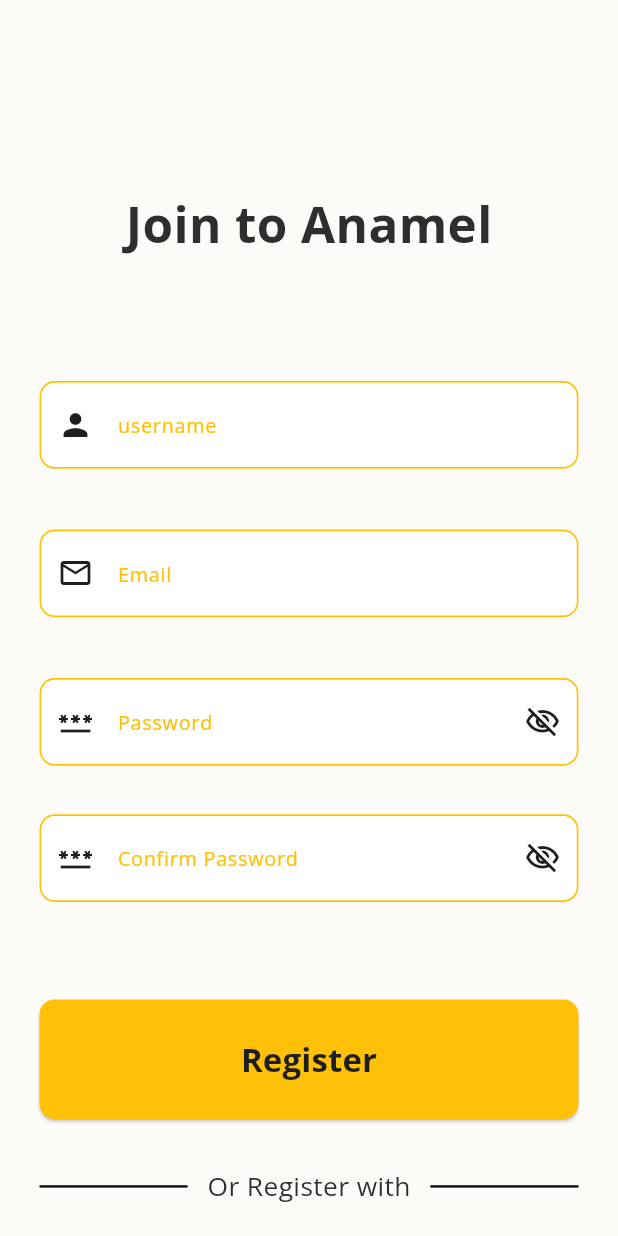
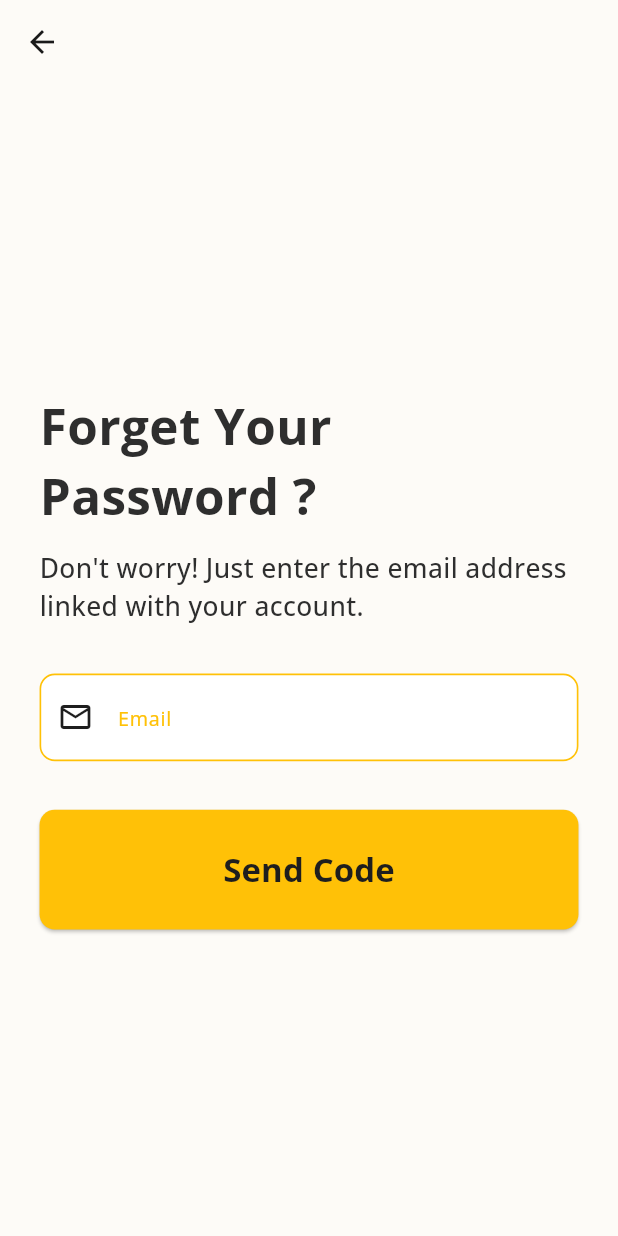
Before and after one commit to waleedadel222/Anamel, a Flutter app: the screen it shows after launch, on a phone screen of 412 x 824 dp. Run offline on Flutter 3.47's test engine with Material 3 defaults, Android fonts, the phone set to English and light mode, and no system bars; our stand-ins replace flutter_screenutil, flutter_svg, flutter_svg_provider, go_router, pin_code_fields, shared_preferences.

Commit message:
designing verify, forget and new password

```diff
--- a/lib/core/const/app_const.dart
+++ b/lib/core/const/app_const.dart
@@ -1,5 +1,5 @@
 class AppConst {
-  static String mode = "light";
+  static String mode = "light"; // values are light and dark
 
   static bool isValidEmail(String email) {
     const pattern =
--- a/lib/core/routes/app_routing.dart
+++ b/lib/core/routes/app_routing.dart
@@ -4,7 +4,7 @@ class AppRouting {
   static const String register = '/register';
   static const String otpVerification = '/otp_verification';
   static const String forgotPassword = '/forgot_password';
-  static const String resetPassword = '/reset_password';
+  static const String createNewPassword = '/create_new_password';
   static const String settings = '/settings';
 
 
--- a/lib/core/routes/go_router_generator.dart
+++ b/lib/core/routes/go_router_generator.dart
@@ -1,8 +1,11 @@
+import 'package:anamel/screens/auth/forget_password/create_new_password.dart';
 import 'package:anamel/screens/auth/login/login_screen.dart';
 import 'package:anamel/screens/auth/register/register_screen.dart';
 import 'package:anamel/screens/splash_screen.dart';
 import 'package:flutter/material.dart';
 import 'package:go_router/go_router.dart';
+import '../../screens/auth/forget_password/forget_password_screen.dart';
+import '../../screens/auth/verify/opt_verify.dart';
 import '../../screens/settings/app_settings_screen.dart';
 import 'app_routing.dart';
 
@@ -38,8 +41,23 @@ class GoRouterGenerator {
       GoRoute(
         name: AppRouting.forgotPassword,
         path: AppRouting.forgotPassword,
-        builder: (context, state) => const SplashScreen(),
+        builder: (context, state) => const ForgetPasswordScreen(),
       ),
+
+      // New Password screen
+      GoRoute(
+        name: AppRouting.createNewPassword,
+        path: AppRouting.createNewPassword,
+        builder: (context, state) => const CreateNewPassword(),
+      ),
+
+      // OptVerify screen
+      GoRoute(
+        name: AppRouting.otpVerification,
+        path: AppRouting.otpVerification,
+        builder: (context, state) => const OptVerify(),
+      ),
+
 
       // home screen
       GoRoute(
--- a/lib/core/styling/app_styles.dart
+++ b/lib/core/styling/app_styles.dart
@@ -15,4 +15,31 @@ class AppStyles {
     fontSize: 16.sp,
     fontWeight: FontWeight.w500,
   );
+
+  //-------- rich text
+  static TextStyle richTextStyle = TextStyle(
+    fontFamily: AppFonts.primaryFont,
+    fontSize: 14.sp,
+    fontWeight: FontWeight.w600,
+  );
+
+  //----------splash screen ----------
+
+  static TextStyle logoTitleStyle = TextStyle(
+    fontFamily: AppFonts.primaryFont,
+    fontSize: 24.sp,
+    fontWeight: FontWeight.bold,
+  );
+  static TextStyle logoSubtitleStyle = TextStyle(
+    fontFamily: AppFonts.primaryFont,
+    fontSize: 16.sp,
+    fontWeight: FontWeight.bold,
+  );
+
+  //-------- pin code
+  static TextStyle pinCodeStyle = TextStyle(
+    fontFamily: AppFonts.primaryFont,
+    fontSize: 22.sp,
+    fontWeight: FontWeight.bold,
+  );
 }
--- /dev/null
+++ b/lib/screens/auth/forget_password/forget_password_screen.dart
@@ -0,0 +1,107 @@
+import 'package:flutter/material.dart';
+import 'package:flutter_screenutil/flutter_screenutil.dart';
+import 'package:go_router/go_router.dart';
+
+import '../../../core/common_widgets/MainElevatedButton.dart';
+import '../../../core/common_widgets/TextFormFieldWidget.dart';
+import '../../../core/const/app_const.dart';
+import '../../../core/routes/app_routing.dart';
+import '../../../core/styling/app_styles.dart';
+
+class ForgetPasswordScreen extends StatefulWidget {
+  const ForgetPasswordScreen({super.key});
+
+  @override
+  State<ForgetPasswordScreen> createState() => _ForgetPasswordScreenState();
+}
+
+class _ForgetPasswordScreenState extends State<ForgetPasswordScreen> {
+  @override
+  Widget build(BuildContext context) {
+    final forgetFormKey = GlobalKey<FormState>();
+
+    final TextEditingController emailController = TextEditingController();
+
+    return Scaffold(
+      appBar: AppBar(
+        backgroundColor: Colors.transparent,
+        leading: IconButton(
+          icon: Icon(Icons.arrow_back),
+          onPressed: () {
+            GoRouter.of(context).pushReplacementNamed(AppRouting.login);
+          },
+        ),
+      ),
+
+      body: Form(
+        key: forgetFormKey,
+        autovalidateMode: AutovalidateMode.onUnfocus,
+        child: Padding(
+          padding: EdgeInsets.symmetric(horizontal: 24.w, vertical: 24.h),
+          child: Center(
+            child: SingleChildScrollView(
+              child: Column(
+                mainAxisAlignment: MainAxisAlignment.center,
+                crossAxisAlignment: CrossAxisAlignment.stretch,
+                children: <Widget>[
+                  // forget title text
+                  Text(
+                    "Forget Your Password ?",
+                    style: AppStyles.mainHeadingStyle,
+                  ),
+
+                  SizedBox(height: 12.h),
+
+                  // sub title
+                  Text(
+                    "Don't worry! Just enter the email address linked with your account.",
+                    style: AppStyles.subHeadingStyle,
+                  ),
+
+                  SizedBox(height: 32.h),
+
+                  // email text field
+                  TextFormFieldWidget(
+                    hintText: "Email",
+                    textInputType: TextInputType.emailAddress,
+                    controller: emailController,
+                    prefixIcon: Icon(Icons.email_outlined),
+
+                    validator: (value) {
+                      if (value == null || value.isEmpty) {
+                        return "Please enter your email";
+                      } else if (!AppConst.isValidEmail(value)) {
+                        return "Please enter a valid email";
+                      }
+                      return null;
+                    },
+                  ),
+
+                  SizedBox(height: 32.h),
+
+                  // send code Button
+                  MainElevatedButton(
+                    textOnButton: "Send Code",
+                    onButtonTap: () {
+                      if (forgetFormKey.currentState!.validate()) {
+                        // function to send code to the email
+                        // then navigate to verify screen
+                      } else {
+                        //  Validation failed
+                        ScaffoldMessenger.of(context).showSnackBar(
+                          const SnackBar(
+                            content: Text("something went wrong!"),
+                          ),
+                        );
+                      }
+                    },
+                  ),
+                ],
+              ),
+            ),
+          ),
+        ),
+      ),
+    );
+  }
+}
```
Also changed, not shown: lib/core/common_widgets/rich_text_widget.dart (added, +41 -0 lines), lib/core/const/app_assets_path.dart (added, +17 -0 lines), lib/core/styling/theme_notifier.dart (+0 -27 lines), lib/screens/auth/forget_password/create_new_password.dart (added, +198 -0 lines), lib/screens/auth/verify/opt_verify.dart (added, +136 -0 lines), lib/screens/splash_screen.dart (+18 -8 lines), pubspec.yaml (+6 -5 lines), assets/icons/eye_close_ic.svg (added), assets/icons/eye_open_ic.svg (added), assets/icons/password_ic.svg (added), assets/images/anamel_cover.svg (added), assets/images/svg_logo.svg (added), pubspec.lock.
